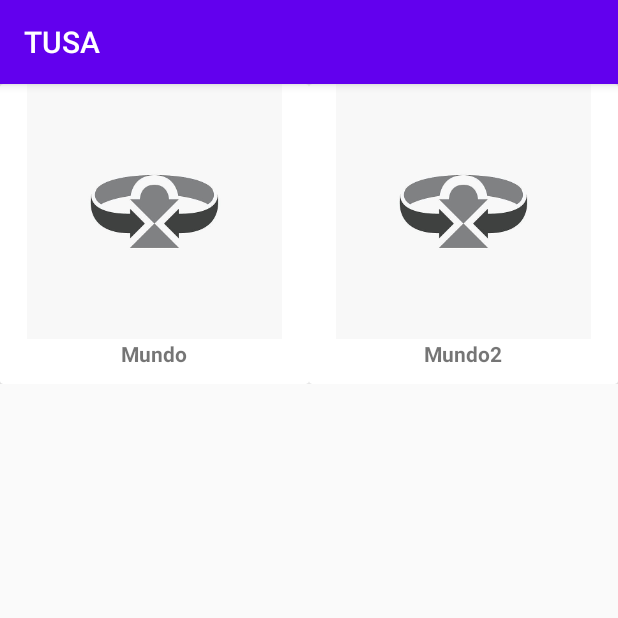
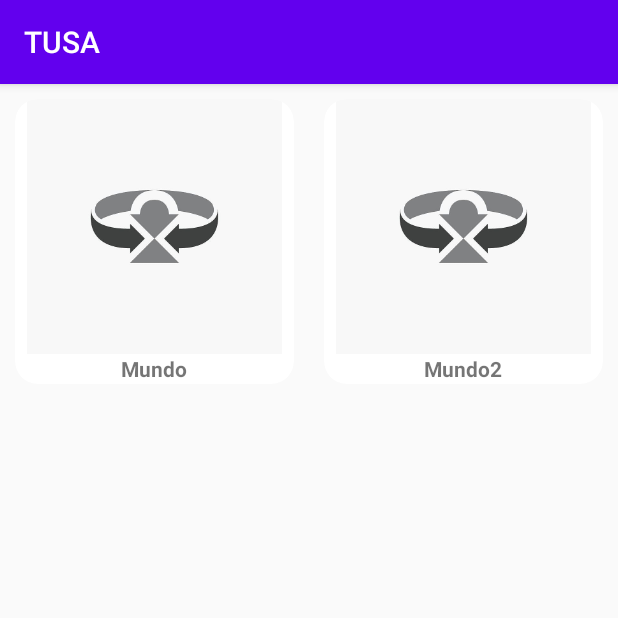
Before and after one commit to FelipeSanktus/GAMEapp, an Android app: the screen it shows after launch (MainActivity), on a phone screen of 412 x 824 dp, the top half of it. Run offline under Robolectric (Android 15) with nearby library versions, the phone set to English and light mode, and no system bars.

Commit message:
lpm ahora si

```diff
--- a/app/src/main/res/layout/vista_menu.xml
+++ b/app/src/main/res/layout/vista_menu.xml
@@ -14,6 +14,11 @@
         tools:layout_editor_absoluteX="1dp">
 
         <androidx.cardview.widget.CardView
+            app:cardCornerRadius="15dp"
+            app:cardElevation="0dp"
+            android:layout_marginLeft="10dp"
+            android:layout_marginRight="10dp"
+            android:layout_marginTop="10dp"
             android:layout_width="match_parent"
             android:layout_height="match_parent">
 
```
